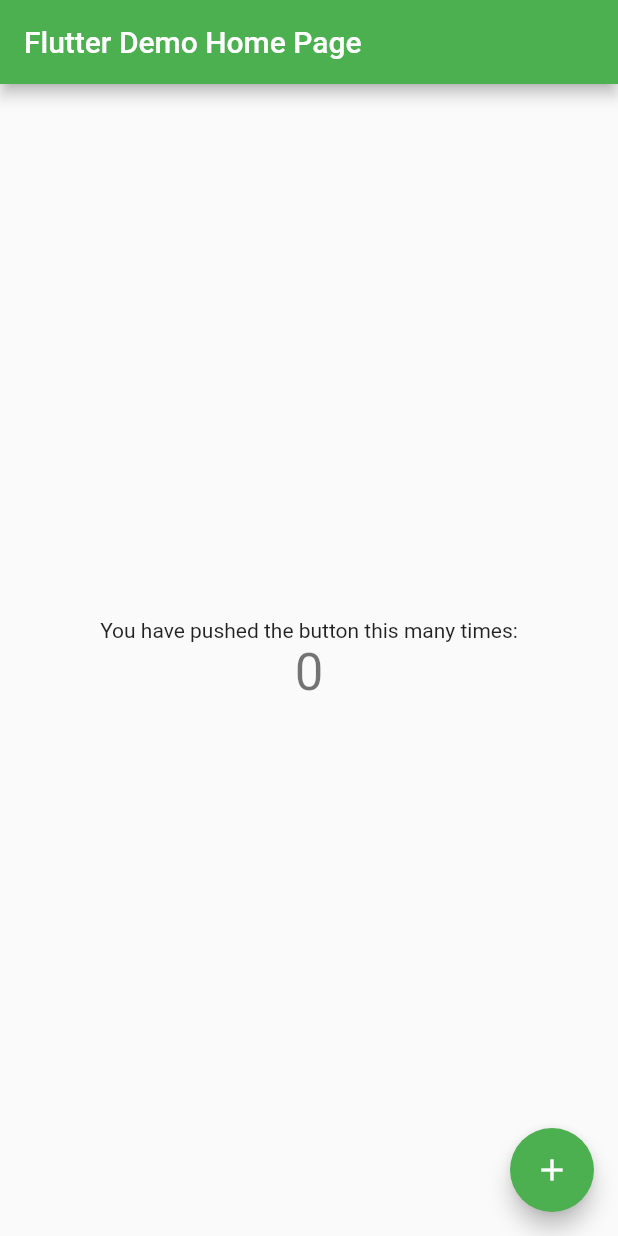
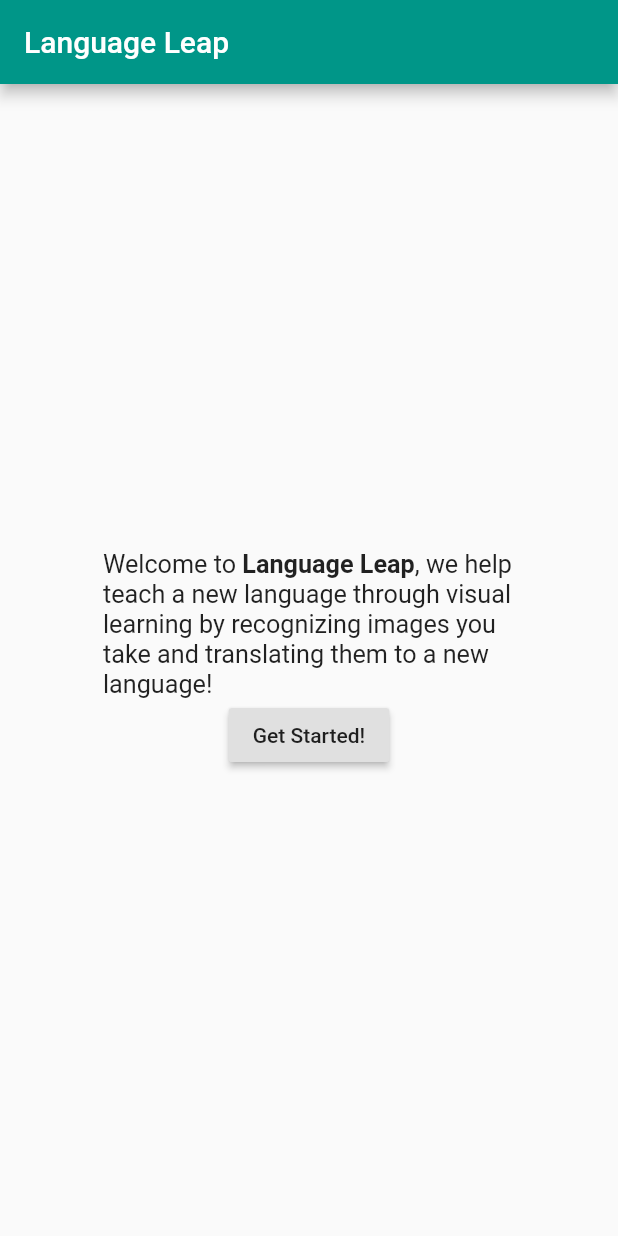
Before and after one commit to dhlevene/LanguageLeap, a Flutter app: the screen it shows after launch, on a phone screen of 412 x 824 dp. Run offline on Flutter 3.47's test engine with Material 2 defaults, Android fonts, the phone set to English and light mode, and no system bars.

Commit message:
added new main.dart

```diff
--- a/lib/main.dart
+++ b/lib/main.dart
@@ -1,5 +1,4 @@
 import 'package:flutter/material.dart';
-//import 'package:english_words/english_words.dart';
 
 void main() => runApp(MyApp());
 
@@ -8,7 +7,7 @@ class MyApp extends StatelessWidget {
   @override
   Widget build(BuildContext context) {
     return MaterialApp(
-      title: 'Flutter Demo',
+      title: 'Language Leap',
       theme: ThemeData(
         // This is the theme of your application.
         //
@@ -19,9 +18,9 @@ class MyApp extends StatelessWidget {
         // or simply save your changes to "hot reload" in a Flutter IDE).
         // Notice that the counter didn't reset back to zero; the application
         // is not restarted.
-        primarySwatch: Colors.green,
+        primarySwatch: Colors.teal,
       ),
-      home: MyHomePage(title: 'Flutter Demo Home Page'),
+      home: MyHomePage(title: 'Language Leap'),
     );
   }
 }
@@ -45,167 +44,72 @@ class MyHomePage extends StatefulWidget {
 }
 
 class _MyHomePageState extends State<MyHomePage> {
-  int _counter = 0;
+  bool _gettingStarted = false;
 
-  void _incrementCounter() {
+  void _onPress() {
     setState(() {
       // This call to setState tells the Flutter framework that something has
       // changed in this State, which causes it to rerun the build method below
       // so that the display can reflect the updated values. If we changed
       // _counter without calling setState(), then the build method would not be
       // called again, and so nothing would appear to happen.
-      _counter++;
+      _gettingStarted: true;
     });
   }
 
   @override
   Widget build(BuildContext context) {
-    // This method is rerun every time setState is called, for instance as done
-    // by the _incrementCounter method above.
-    //
-    // The Flutter framework has been optimized to make rerunning build methods
-    // fast, so that you can just rebuild anything that needs updating rather
-    // than having to individually change instances of widgets.
     return Scaffold(
       appBar: AppBar(
-        // Here we take the value from the MyHomePage object that was created by
-        // the App.build method, and use it to set our appbar title.
         title: Text(widget.title),
       ),
+
       body: Center(
-        // Center is a layout widget. It takes a single child and positions it
-        // in the middle of the parent.
         child: Column(
-          // Column is also layout widget. It takes a list of children and
-          // arranges them vertically. By default, it sizes itself to fit its
-          // children horizontally, and tries to be as tall as its parent.
-          //
-          // Invoke "debug painting" (press "p" in the console, choose the
-          // "Toggle Debug Paint" action from the Flutter Inspector in Android
-          // Studio, or the "Toggle Debug Paint" command in Visual Studio Code)
-          // to see the wireframe for each widget.
-          //
-          // Column has various properties to control how it sizes itself and
-          // how it positions its children. Here we use mainAxisAlignment to
-          // center the children vertically; the main axis here is the vertical
-          // axis because Columns are vertical (the cross axis would be
-          // horizontal).
           mainAxisAlignment: MainAxisAlignment.center,
           children: <Widget>[
-            Text(
-              'You have pushed the button this many times:',
+            Row(
+              mainAxisAlignment: MainAxisAlignment.center,
+              children: <Widget>[
+                Expanded(
+                  flex: 1, // 10%
+                  child: Container(color: Colors.red),
+                ),
+                Expanded(
+                  flex: 4, // 60%
+                  child: RichText(
+                    textScaleFactor: .7,
+                    overflow: TextOverflow.clip,
+                    text: TextSpan(
+                      text: 'Welcome to ',
+                      style: Theme.of(context).textTheme.headline,
+                      children: <TextSpan>[
+                        TextSpan(text: 'Language Leap', style: TextStyle(fontWeight: FontWeight.bold)),
+                        TextSpan(text: ', we help teach a new language through visual learning by recognizing images you take and translating them to a new language!'),
+                      ],
+                    ),
+                  ),
+                ),
+                Expanded(
+                  flex: 1, // 10%
+                  child: Container(color: Colors.red),
+                ),
+              ]
             ),
-            Text(
-              '$_counter',
-              style: Theme.of(context).textTheme.display1,
+            Row(
+              mainAxisAlignment: MainAxisAlignment.center,
+              children: <Widget>[
+                RaisedButton(
+                  onPressed: _onPress,
+                  child: Text(
+                    'Get Started!'
+                  )
+                ),
+              ]
             ),
           ],
         ),
       ),
-      floatingActionButton: FloatingActionButton(
-        onPressed: _incrementCounter,
-        tooltip: 'Increment',
-        child: Icon(Icons.add),
-      ), // This trailing comma makes auto-formatting nicer for build methods.
     );
   }
 }
-// class MyApp extends StatelessWidget {
-//   @override
-//   Widget build(BuildContext context) {
-//     return MaterialApp(
-//       title: 'Welcome to Flutter',
-//       home: RandomWords()
-//     );
-//   }
-// }
-
-// class RandomWordsState extends State<RandomWords>{
-//     final List<WordPair> _suggestions = <WordPair>[];
-//     final TextStyle _biggerFont = const TextStyle(fontSize: 18.0);
-//     final Set<WordPair> _saved = new Set<WordPair>();
-
-//   Widget _buildSuggestions(){
-//     return ListView.builder(
-//       padding: const EdgeInsets.all(16.0),
-//       itemBuilder: (context, i){
-//         if (i.isOdd) return Divider();
-
-//         final index = i ~/ 2;
-//         if(index >= _suggestions.length){
-//           _suggestions.addAll(generateWordPairs().take(10));
-//         }
-//         return _buildRow(_suggestions[index]);
-//       });
-//   }
-
-//   Widget _buildRow(WordPair pair){
-//     final bool alreadySaved = _saved.contains(pair);
-//     return ListTile(
-//       title: Text(
-//         pair.asPascalCase,
-//         style: _biggerFont,
-//       ),
-//       trailing: new Icon(
-//         alreadySaved ? Icons.favorite : Icons.favorite_border,
-//         color: alreadySaved ? Colors.red : null,
-//       ),
-//       onTap:(){
-//         setState((){
-//           if(alreadySaved){
-//             _saved.remove(pair);
-//           }
-//           else{
-//             _saved.add(pair);
-//           }
-//         });
-//       }
-//     );
-//   }
-
-//   Widget build (BuildContext context){
-//     return new Scaffold(
-//       appBar: new AppBar(
-//         title: new Text("Startup Name Generator"),
-//         actions: <Widget>[
-//           new IconButton(icon: const Icon(Icons.list), onPressed: _pushSaved),
-//         ],
-//       ),
-//       body: _buildSuggestions(),
-//     );
-//   }
-
-//   void _pushSaved(){
-//     Navigator.of(context).push(
-//       new MaterialPageRoute<void>(
-//         builder: (BuildContext context){
-//           final Iterable<ListTile> tiles = _saved.map((WordPair pair){
-//               return new ListTile(
-//                 title: new Text(
-//                   pair.asPascalCase,
-//                   style: _biggerFont,
-//                 ),
-//               );
-//             },
-//           );
-//           final List<Widget> divided = ListTile.divideTiles(
-//             context: context,
-//             tiles: tiles,
-//           ).toList();
-
-//           return new Scaffold(
-//             appBar: new AppBar(
-//               title: const Text("Saved Suggestions"),
-//             ),
-//             body: new ListView(children: divided),
-//           );
-//         },
-//       ),
-//     );
-//   }
-// }
-
-// class RandomWords extends StatefulWidget{
-//   @override
-//   RandomWordsState createState() => new RandomWordsState();
-// }
```
